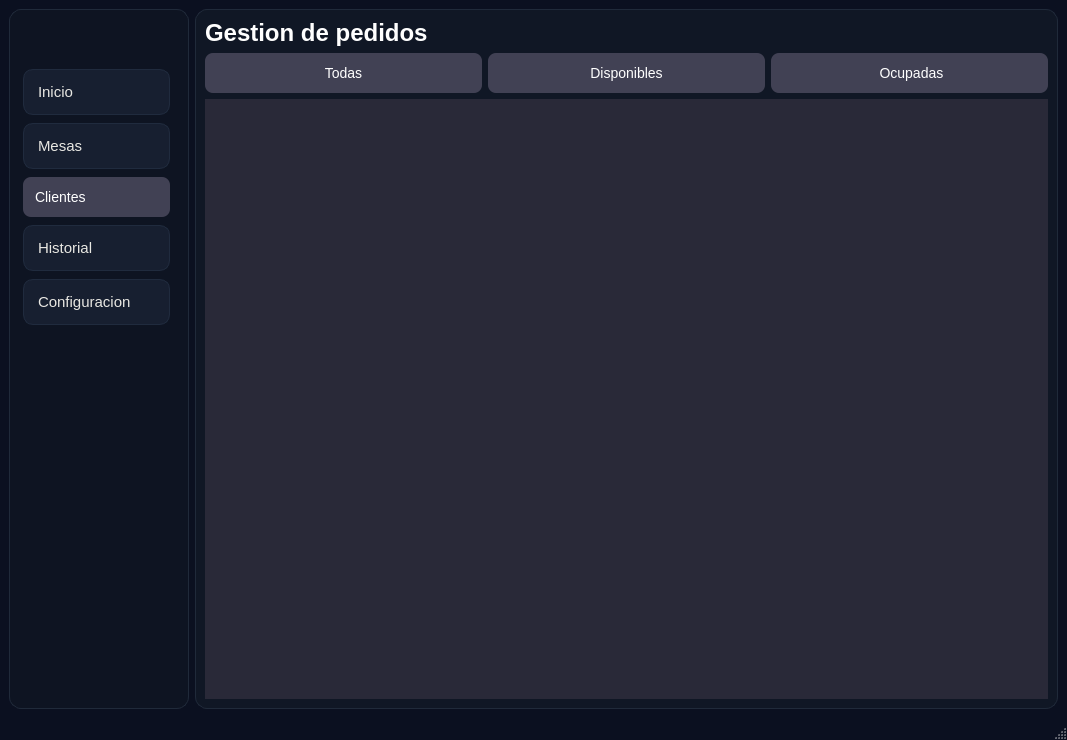
Above: inicio.ui from Bakachi12/Menu before the change. Below: the same form after it.
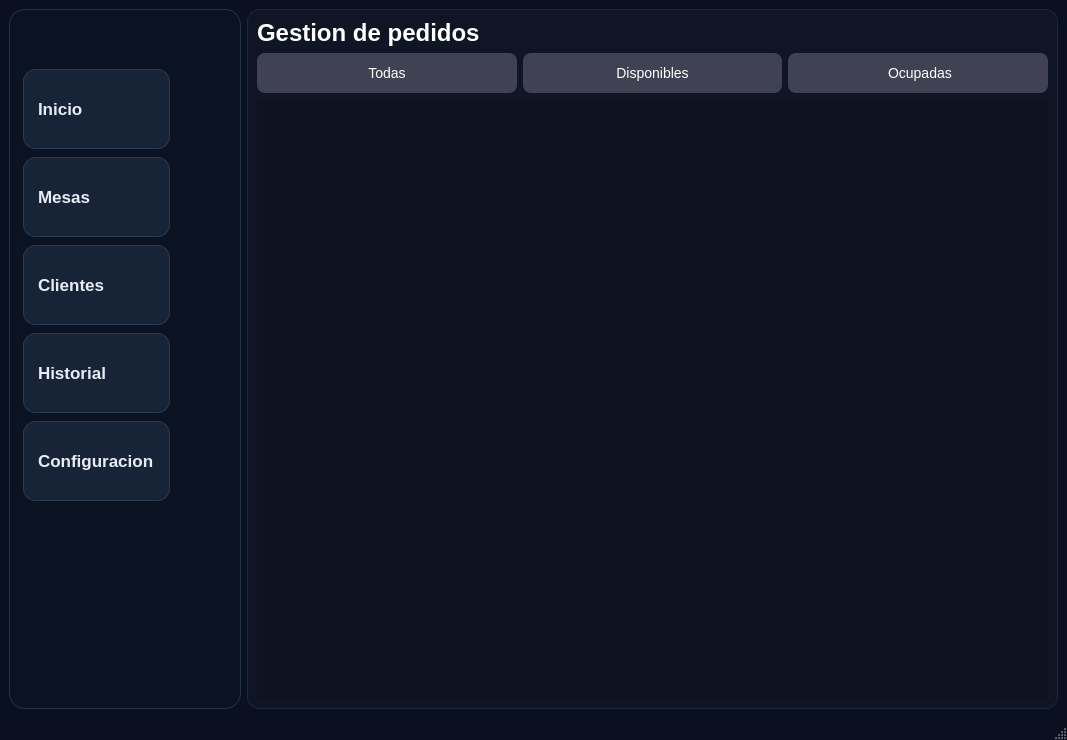
That is the form after the change. The open tabs and pages were chosen to show the change.

```diff
--- a/inicio.ui
+++ b/inicio.ui
@@ -33,32 +33,34 @@
        <widget class="QFrame" name="PanelLateral">
         <property name="minimumSize">
          <size>
-          <width>180</width>
+          <width>232</width>
           <height>0</height>
          </size>
         </property>
         <property name="maximumSize">
          <size>
-          <width>220</width>
+          <width>272</width>
           <height>16777215</height>
          </size>
         </property>
         <property name="styleSheet">
          <string notr="true">
 QFrame#PanelLateral {
-    background-color: #0E1422;
-    border: 1px solid #202A3A;
-    border-radius: 12px;
+    background-color: rgba(11, 20, 35, 185);
+    border: 1px solid rgba(43, 58, 80, 210);
+    border-radius: 16px;
 }
 
-QPushButton {
-    background-color: #171F30;
-    color: #E8E7E2;
-    border: 1px solid #202B3E;
-    border-radius: 10px;
-    padding: 13px 14px;
+QFrame#PanelLateral QPushButton {
+    background-color: #172337;
+    color: #E8EDF5;
+    border: 1px solid #2A3A52;
+    border-radius: 12px;
+    min-height: 58px;
+    padding: 10px 14px;
     text-align: left;
-    font-size: 15px;
+    font-size: 17px;
+    font-weight: 600;
 }
 
 QPushButton:hover {
@@ -67,9 +69,19 @@
     border: 1px solid #D6A74C;
 }
 
-QPushButton:pressed {
-    background-color: #D6A74C;
-    color: #111827;
+QFrame#PanelLateral QPushButton:checked {
+    background-color: #293A53;
+    color: #FFE0A0;
+    border: 2px solid #D6AE62;
+}
+QFrame#PanelLateral QPushButton#btnCerrarSesion {
+    background-color: #382B35;
+    border-color: #654553;
+}
+QFrame#PanelLateral QPushButton#btnCerrarSesion:hover {
+    background-color: #4B3440;
+    border-color: #B76B72;
+    color: #FFE2DF;
 }
 </string>
         </property>
@@ -135,23 +147,6 @@
               <verstretch>0</verstretch>
              </sizepolicy>
             </property>
-            <property name="styleSheet">
-             <string notr="true">
-QPushButton {
-    background-color: #414154;
-    color: white;
-    border: none;
-    border-radius: 8px;
-    padding: 12px;
-    font-size: 14px;
-}
-
-QPushButton:hover {
-    background-color: #D4AF37;
-    color: black;
-}
-</string>
-            </property>
             <property name="text">
              <string>Clientes</string>
             </property>
@@ -205,8 +200,8 @@
         <property name="styleSheet">
          <string notr="true">
 QFrame#PanelPrincipal {
-    background-color: #101725;
-    border: 1px solid #202A3A;
+    background-color: rgba(16, 23, 37, 205);
+    border: 1px solid rgba(32, 42, 58, 220);
     border-radius: 12px;
 }
 </string>
@@ -646,7 +641,7 @@
            <widget class="QWidget" name="PaginaPedido">
             <property name="styleSheet">
              <string notr="true">QWidget#PaginaPedido {
-    background-color: #292938;
+    background-color: rgba(11, 18, 32, 175);
 }</string>
             </property>
            </widget>
```
Left out of the diff: 8 changed lines with no effect on the pictures.
